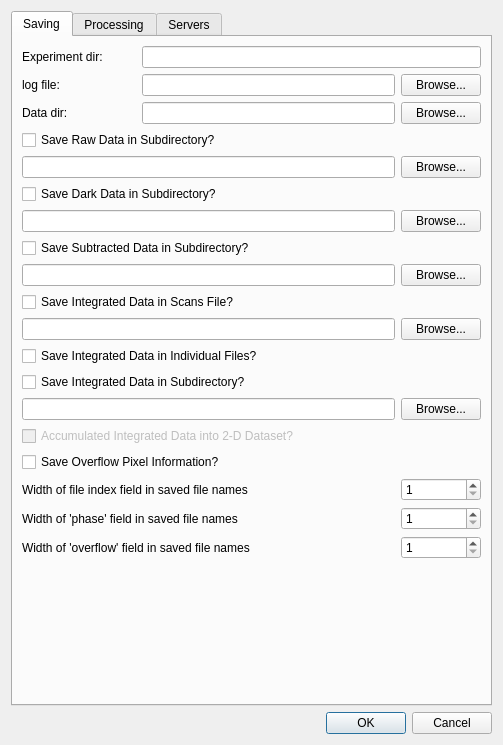
This is source/qxrdexperimentpreferencesdialog.ui in guyjennings/qxrd as Qt 5 draws it before an edit. The edited form follows.
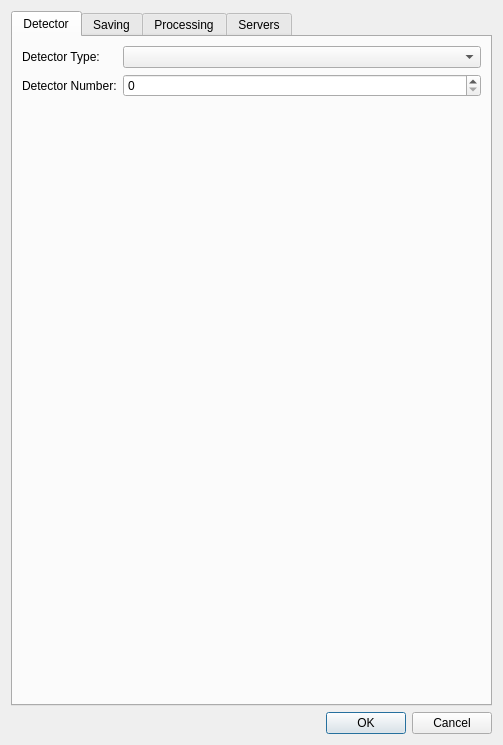
This is the edited form.

Commit message: Added code to change detector type from preferences window

Patch:
```diff
--- a/source/qxrdexperimentpreferencesdialog.ui
+++ b/source/qxrdexperimentpreferencesdialog.ui
@@ -29,6 +29,46 @@
      <property name="currentIndex">
       <number>0</number>
      </property>
+     <widget class="QWidget" name="tab_4">
+      <attribute name="title">
+       <string>Detector</string>
+      </attribute>
+      <layout class="QFormLayout" name="formLayout">
+       <item row="0" column="0">
+        <widget class="QLabel" name="label">
+         <property name="text">
+          <string>Detector Type:</string>
+         </property>
+        </widget>
+       </item>
+       <item row="0" column="1">
+        <widget class="QComboBox" name="m_DetectorType"/>
+       </item>
+       <item row="1" column="0">
+        <widget class="QLabel" name="label_5">
+         <property name="text">
+          <string>Detector Number:</string>
+         </property>
+        </widget>
+       </item>
+       <item row="1" column="1">
+        <widget class="QSpinBox" name="m_DetectorNumber"/>
+       </item>
+       <item row="2" column="0" colspan="2">
+        <spacer name="verticalSpacer">
+         <property name="orientation">
+          <enum>Qt::Vertical</enum>
+         </property>
+         <property name="sizeHint" stdset="0">
+          <size>
+           <width>458</width>
+           <height>599</height>
+          </size>
+         </property>
+        </spacer>
+       </item>
+      </layout>
+     </widget>
      <widget class="QWidget" name="tab_2">
       <attribute name="title">
        <string>Saving</string>
```
Left out of the diff: 22 changed lines with no effect on the pictures. The commit also changes 8 other files.
